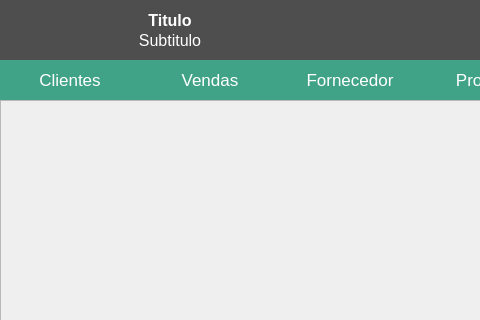
Above: controle_estoque/UI_Files/main.ui from DayMartin/EstoqueVenda before the change; both pictures show x 0 to 480 and y 0 to 320 of the 1000 by 700 pixel window. Below: the same form after it.
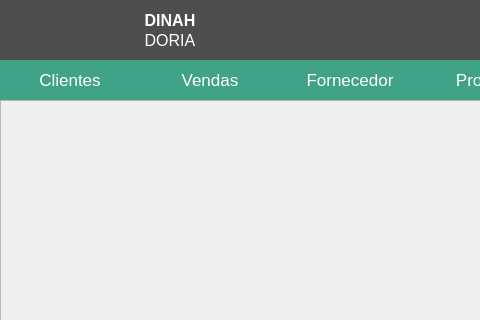
That is the form after the change. Icons and pictures are not drawn.

```diff
--- a/controle_estoque/UI_Files/main.ui
+++ b/controle_estoque/UI_Files/main.ui
@@ -179,7 +179,7 @@
       <string notr="true">color: #FFF</string>
      </property>
      <property name="text">
-      <string>Titulo</string>
+      <string>DINAH</string>
      </property>
      <property name="alignment">
       <set>Qt::AlignCenter</set>
@@ -204,7 +204,7 @@
       <string notr="true">color: #FFF</string>
      </property>
      <property name="text">
-      <string>Subtitulo</string>
+      <string>DORIA</string>
      </property>
      <property name="alignment">
       <set>Qt::AlignCenter</set>
```
